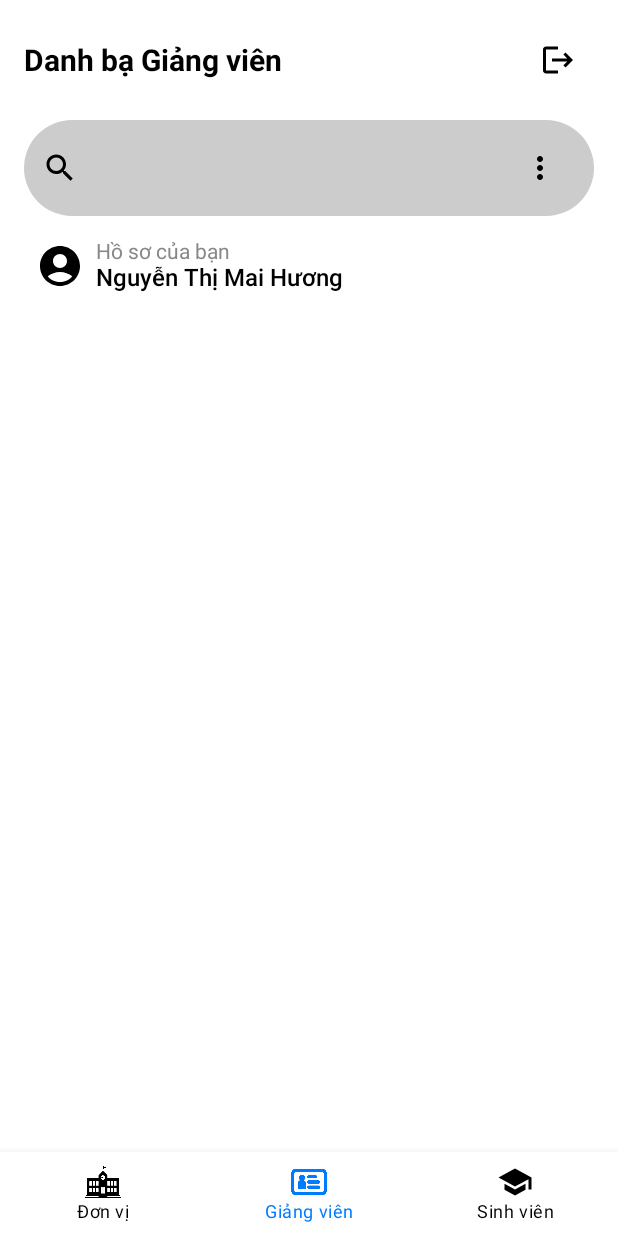
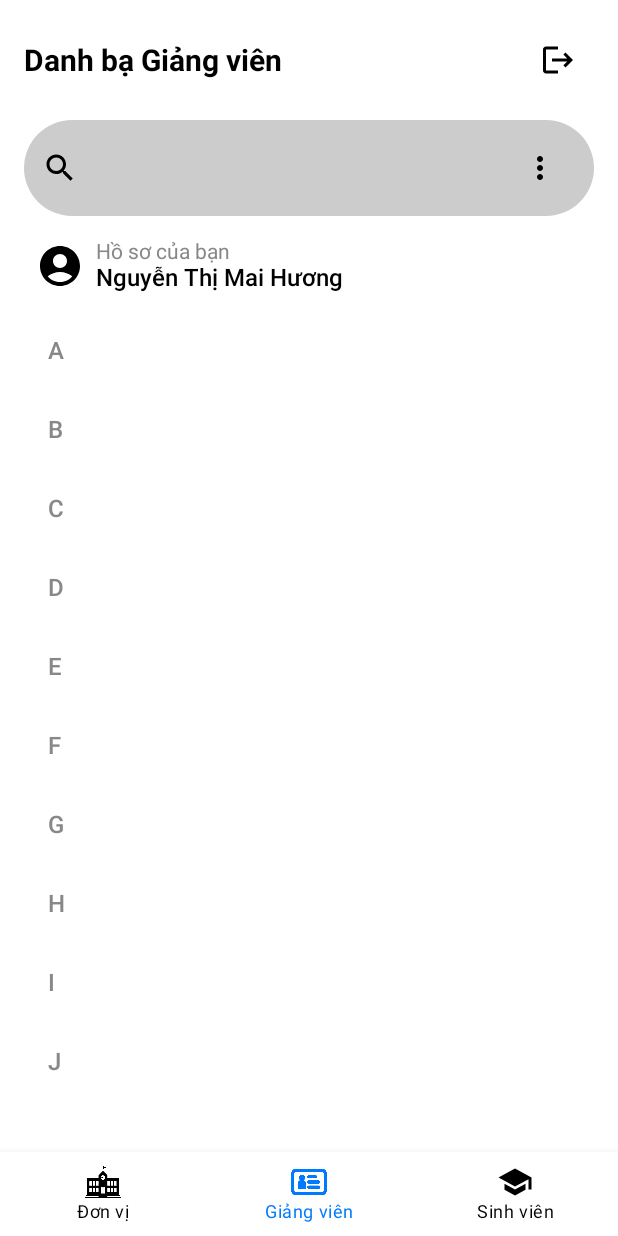
Before and after one commit to OppenTona/TLUContact, an Android app built with Jetpack Compose: the HomeScreen screen opened directly, with no data from a screen before it, on a phone screen of 412 x 824 dp. Run offline under Robolectric (Android 15) with nearby library versions, the phone set to English and light mode, and no system bars; our stand-ins replace Firebase (no records; nobody signed in at launch, a user with empty details on screens opened directly); pictures from the network do not load.

Commit message:
danh sach mac dinh tu a-z

```diff
--- a/app/src/main/java/com/example/tlucontact/view/HomeScreen.kt
+++ b/app/src/main/java/com/example/tlucontact/view/HomeScreen.kt
@@ -255,9 +255,39 @@ fun Staffitem(
 @Composable
 fun Stafflist(staffs: List<Staff>, query: String, navController: NavController) {
     val filteredStaffs = staffs.filter { it.name.contains(query, ignoreCase = true) }
+        .sortedBy { it.name.lowercase() } // Sắp xếp A-Z
+
+    val groupedStaffs = ('A'..'Z').associateWith { letter ->
+        filteredStaffs.filter { it.name.firstOrNull()?.uppercaseChar() == letter }
+    } // Đảm bảo mọi chữ cái từ A-Z đều xuất hiện
 
     LazyColumn {
-        items(filteredStaffs) { staff ->
+        groupedStaffs.forEach { (letter, staffList) ->
+            item {
+                Text(
+                    text = letter.toString(),
+                    fontSize = 16.sp, // Nhỏ hơn một chút
+                    fontWeight = FontWeight.Medium, // Chữ mảnh hơn
+                    color = Color.Gray,
+                    modifier = Modifier
+                        .fillMaxWidth()
+                        .padding(vertical = 6.dp, horizontal = 16.dp) // Căn chỉnh đẹp hơn
+                )
+            }
+
+            if (staffList.isEmpty()) {
+                item {
+                    Text(
+                        text = "",
+                        fontSize = 14.sp,
+                        color = Color.Gray,
+                        modifier = Modifier
+                            .fillMaxWidth()
+                            .padding(start = 32.dp, bottom = 6.dp) // Lùi vào giống danh sách
+                    )
+                }
+            } else {
+                items(staffList) { staff ->
                     Staffitem(
                         staff = staff,
                         isSelected = false,
@@ -270,6 +300,10 @@ fun Stafflist(staffs: List<Staff>, query: String, navController: NavController)
                 }
             }
         }
+    }
+}
+
+
 @Composable
 fun Topbar(
     title: String,
```
Lines whose indentation alone changed are shown as unchanged.
